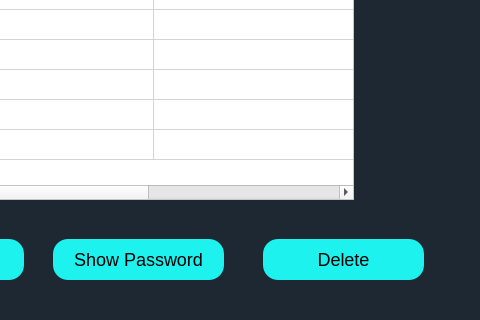
Before: the Qt Designer form UI/sharedpwdview.ui in mranonymod/PyProject, drawn with Qt 5; both pictures show x 347 to 827 and y 101 to 421 of the 827 by 421 pixel window.
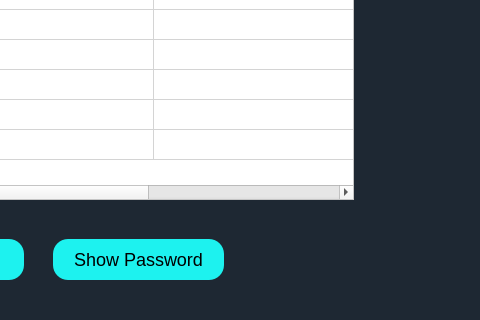
After: the same form once the commit is applied.

What changed in the file:
```diff
--- a/UI/sharedpwdview.ui
+++ b/UI/sharedpwdview.ui
@@ -227,28 +227,6 @@
       <string>Show Password</string>
      </property>
     </widget>
-    <widget class="QPushButton" name="Sha_Delete">
-     <property name="geometry">
-      <rect>
-       <x>610</x>
-       <y>340</y>
-       <width>161</width>
-       <height>41</height>
-      </rect>
-     </property>
-     <property name="styleSheet">
-      <string notr="true">#Per_Delete{
-background-color:#DB4437;
-}
-#Per_Delete:hover{
-background-color:white;
-line-spacing:3px;
-}</string>
-     </property>
-     <property name="text">
-      <string>Delete</string>
-     </property>
-    </widget>
     <widget class="QPushButton" name="Sha_Copy">
      <property name="geometry">
       <rect>
```
Left out of the diff: 2 changed lines with no effect on the pictures.
